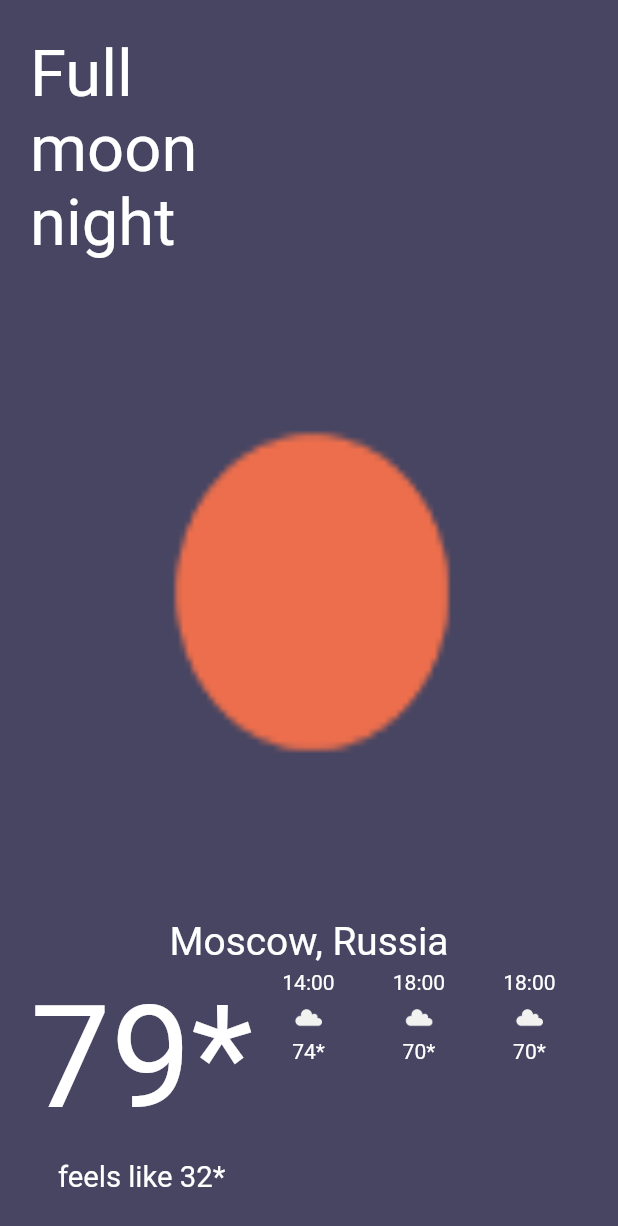
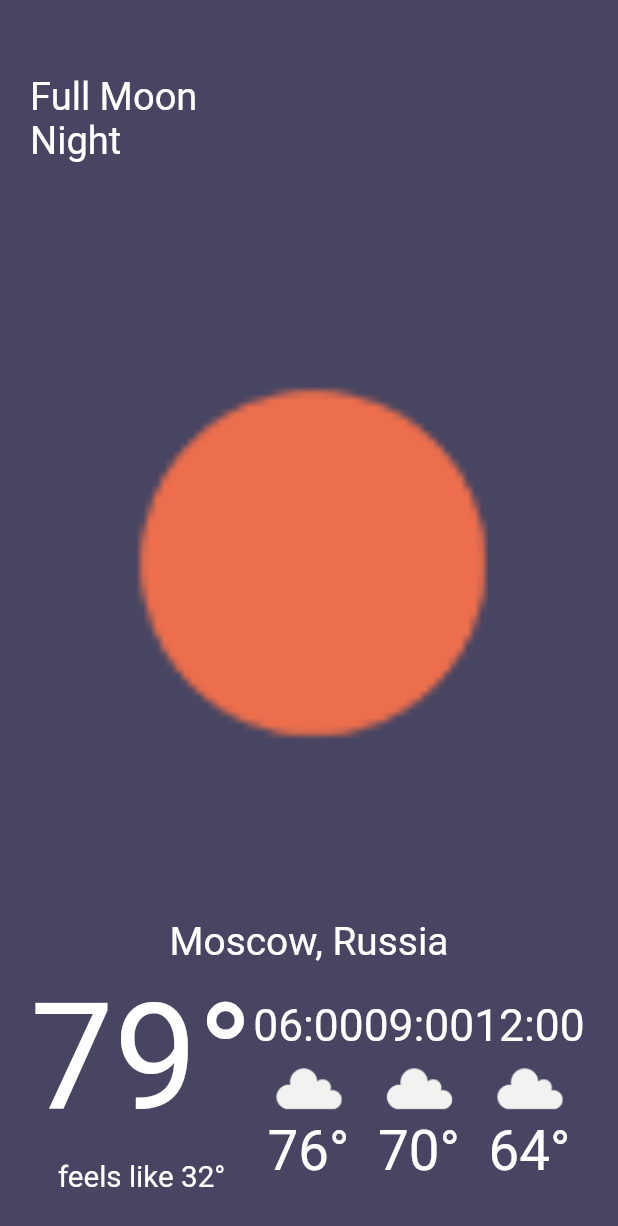
Before and after one commit to blopez24/Weather-App, a Flutter app: the screen it shows after launch, on a phone screen of 412 x 824 dp. Shown: the top 1226 px of the screen. Run offline on Flutter 3.47's test engine with Material 2 defaults, Android fonts, the phone set to English and light mode, and no system bars.

Commit message:
Finish Adjustments. Only thing left is to add padding.

```diff
--- a/lib/screens/main_screen.dart
+++ b/lib/screens/main_screen.dart
@@ -23,7 +23,7 @@ class _MainScreenState extends State<MainScreen> {
               children: [
                 // Weather Description
                 Container(
-                  height: safeHeight * 0.2,
+                  height: safeHeight * 0.15,
                   width: safeWidth,
                   child: Row(
                     mainAxisAlignment: MainAxisAlignment.spaceBetween,
@@ -33,7 +33,7 @@ class _MainScreenState extends State<MainScreen> {
                         width: safeWidth * 0.30,
                         child: FittedBox(
                           child: Text(
-                            'Full\nmoon\nnight',
+                            'Full Moon\nNight',
                           ),
                         ),
                       ),
@@ -42,11 +42,11 @@ class _MainScreenState extends State<MainScreen> {
                 ),
                 // Weather Icon
                 Container(
-                  height: safeHeight * .55,
+                  height: safeHeight * .60,
                   width: safeWidth,
                   child: FittedBox(
                     child: Image.asset('images/sun.png'),
-                    fit: BoxFit.fill,
+                    fit: BoxFit.cover,
                   ),
                 ),
                 // CityName, CountryName
@@ -78,7 +78,7 @@ class _MainScreenState extends State<MainScreen> {
                               width: double.infinity,
                               child: FittedBox(
                                 child: Text(
-                                  '79*',
+                                  '79°',
                                   style: TextStyle(
                                     fontSize: 40,
                                   ),
@@ -86,11 +86,12 @@ class _MainScreenState extends State<MainScreen> {
                               ),
                             ),
                             Container(
+                              // TODO: Align text left.
                               height: safeHeight * 0.2 * 0.25,
                               width: safeWidth * 0.4 * .75,
                               child: FittedBox(
                                 child: Text(
-                                  'feels like 32*',
+                                  'feels like 32°',
                                 ),
                               ),
                             ),
@@ -103,65 +104,26 @@ class _MainScreenState extends State<MainScreen> {
                         width: safeWidth * 0.6,
                         child: Row(
                           children: [
-                            Container(
-                              height: double.infinity,
-                              width: safeWidth * 0.6 * 0.33,
-                              child: Column(
-                                children: [
-                                  Text('14:00'),
-                                  Container(
-                                    width: 30,
-                                    height: 30,
-                                    decoration: BoxDecoration(
-                                      image: DecorationImage(
-                                        image: AssetImage('images/cloud.png'),
-                                        fit: BoxFit.cover,
-                                      ),
-                                    ),
-                                  ),
-                                  Text('74*'),
-                                ],
-                              ),
+                            // +3 Hour
+                            UpcomingPrediction(
+                              safeWidth: safeWidth,
+                              safeHeight: safeHeight,
+                              time: '06:00',
+                              temperature: '76°',
                             ),
-                            Container(
-                              height: double.infinity,
-                              width: safeWidth * 0.6 * 0.33,
-                              child: Column(
-                                children: [
-                                  Text('18:00'),
-                                  Container(
-                                    width: 30,
-                                    height: 30,
-                                    decoration: BoxDecoration(
-                                      image: DecorationImage(
-                                        image: AssetImage('images/cloud.png'),
-                                        fit: BoxFit.cover,
-                                      ),
-                                    ),
-                                  ),
-                                  Text('70*'),
-                                ],
-                              ),
+                            // +6 Hour
+                            UpcomingPrediction(
+                              safeWidth: safeWidth,
+                              safeHeight: safeHeight,
+                              time: '09:00',
+                              temperature: '70°',
                             ),
-                            Container(
-                              height: double.infinity,
-                              width: safeWidth * 0.6 * 0.33,
-                              child: Column(
-                                children: [
-                                  Text('18:00'),
-                                  Container(
-                                    width: 30,
-                                    height: 30,
-                                    decoration: BoxDecoration(
-                                      image: DecorationImage(
-                                        image: AssetImage('images/cloud.png'),
-                                        fit: BoxFit.cover,
-                                      ),
-                                    ),
-                                  ),
-                                  Text('70*'),
-                                ],
-                              ),
+                            // +9 Hour
+                            UpcomingPrediction(
+                              safeWidth: safeWidth,
+                              safeHeight: safeHeight,
+                              time: '12:00',
+                              temperature: '64°',
                             ),
                           ],
                         ),
@@ -177,3 +139,72 @@ class _MainScreenState extends State<MainScreen> {
     );
   }
 }
+
+class UpcomingPrediction extends StatelessWidget {
+  const UpcomingPrediction({
+    Key key,
+    @required this.safeWidth,
+    @required this.safeHeight,
+    @required this.time,
+    @required this.temperature,
+  }) : super(key: key);
+
+  final double safeWidth;
+  final double safeHeight;
+  final String time;
+  // TODO: ICON
+  final String temperature;
+
+  @override
+  Widget build(BuildContext context) {
+    return Container(
+      height: double.infinity,
+      width: safeWidth * 0.6 * 0.33,
+      child: Column(
+        children: [
+          // SizeBox Equivalent
+          Container(
+            height: safeHeight * 0.2 * 0.1,
+            width: double.infinity,
+          ),
+          // 3 Hour Prediction
+          Container(
+            height: safeHeight * 0.2 * 0.266,
+            width: double.infinity,
+            child: FittedBox(
+              child: Text(
+                time,
+              ),
+            ),
+          ),
+          // Icon
+          Container(
+            height: safeHeight * 0.2 * 0.266,
+            width: double.infinity,
+            decoration: BoxDecoration(
+              image: DecorationImage(
+                image: AssetImage('images/cloud.png'),
+                fit: BoxFit.cover,
+              ),
+            ),
+          ),
+          // Temperature
+          Container(
+            height: safeHeight * 0.2 * 0.266,
+            width: double.infinity,
+            child: FittedBox(
+              child: Text(
+                temperature,
+              ),
+            ),
+          ),
+          // SizeBox Equivalent
+          Container(
+            height: safeHeight * 0.2 * 0.1,
+            width: double.infinity,
+          ),
+        ],
+      ),
+    );
+  }
+}
```
